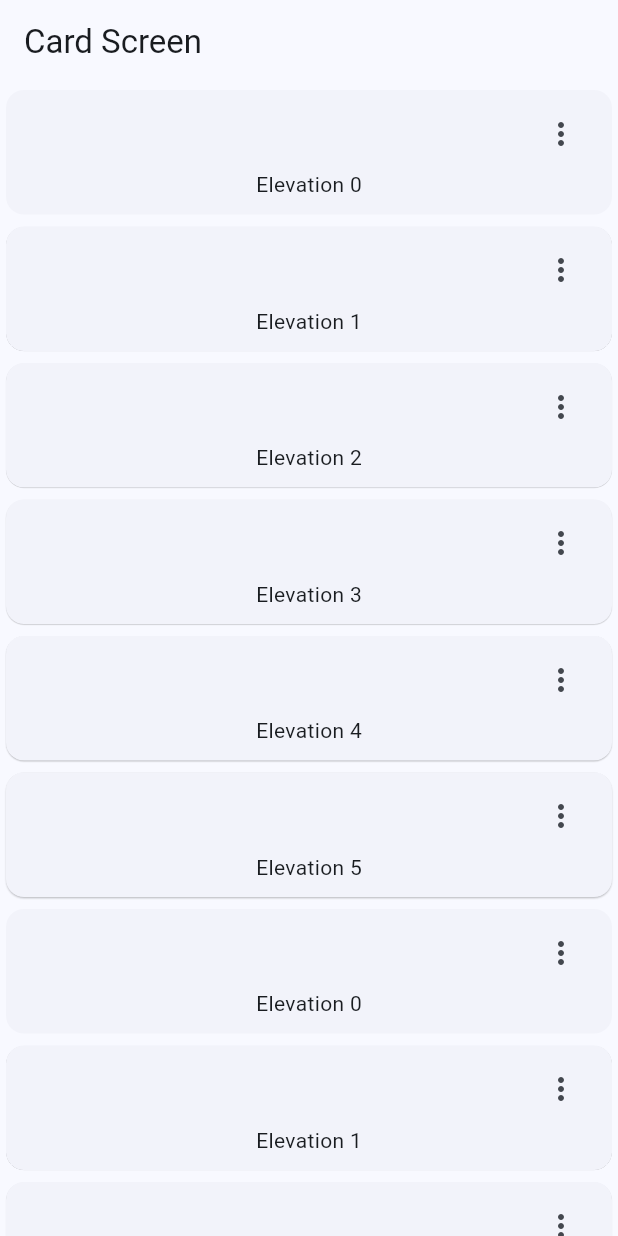
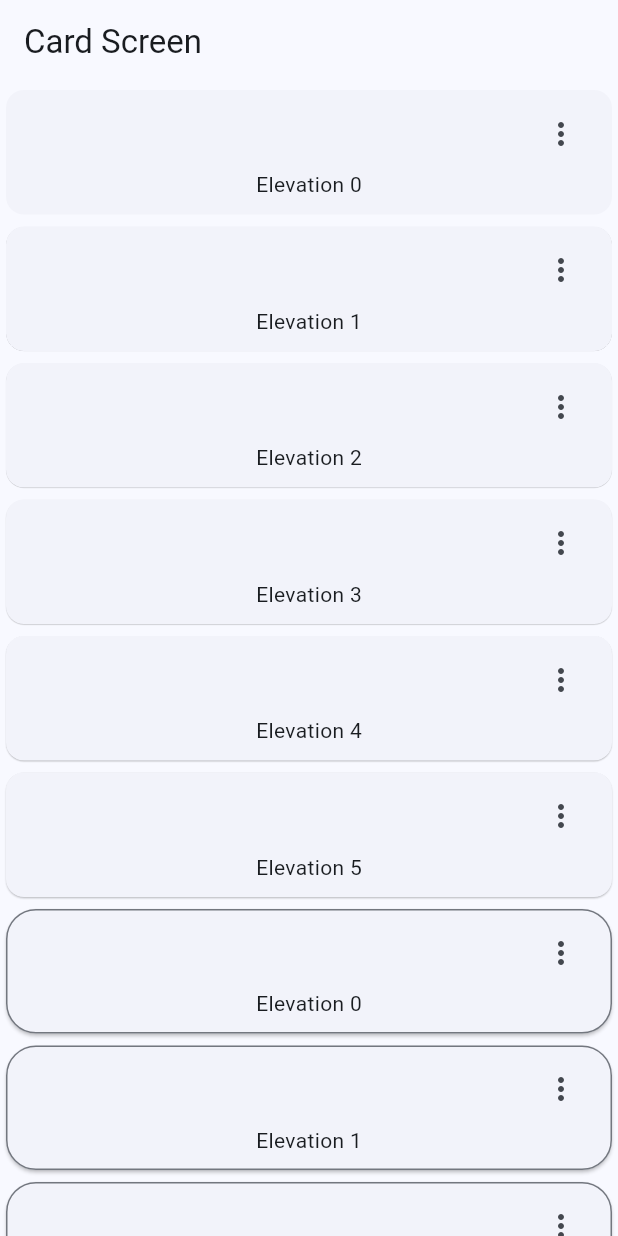
Before and after one commit to osvaldo-o/widgets-app-flutter, a Flutter app: the CardScreen screen opened by its route, on a phone screen of 412 x 824 dp. Run offline on Flutter 3.47's test engine with Material 2 defaults, Android fonts, the phone set to English and light mode, and no system bars; our stand-ins replace go_router.

Commit message:
cards outline

```diff
--- a/lib/presentation/screens/cards/cards_screen.dart
+++ b/lib/presentation/screens/cards/cards_screen.dart
@@ -34,7 +34,7 @@ class _CardScreen extends StatelessWidget {
           ...cards.map(
               (e) => _CardType1(label: e['label'], elevation: e['elevation'])),
           ...cards.map(
-              (e) => _CardType1(label: e['label'], elevation: e['elevation'])),
+              (e) => _CardType2(label: e['label'], elevation: e['elevation'])),
         ],
       ),
     );
@@ -70,3 +70,36 @@ class _CardType1 extends StatelessWidget {
     );
   }
 }
+
+class _CardType2 extends StatelessWidget {
+  final String label;
+  final double elevation;
+  const _CardType2({required this.label, required this.elevation});
+
+  @override
+  Widget build(BuildContext context) {
+    final colors = Theme.of(context).colorScheme;
+    return Card(
+      shape: RoundedRectangleBorder(
+          borderRadius: BorderRadius.circular(20),
+          side: BorderSide(color: colors.outline)),
+      child: Padding(
+        padding: const EdgeInsets.fromLTRB(10, 5, 10, 10),
+        child: Column(
+          children: [
+            Align(
+                alignment: Alignment.topRight,
+                child: IconButton(
+                  icon: const Icon(Icons.more_vert_outlined),
+                  onPressed: () {},
+                )),
+            Align(
+              alignment: Alignment.bottomCenter,
+              child: Text(label),
+            )
+          ],
+        ),
+      ),
+    );
+  }
+}
```
